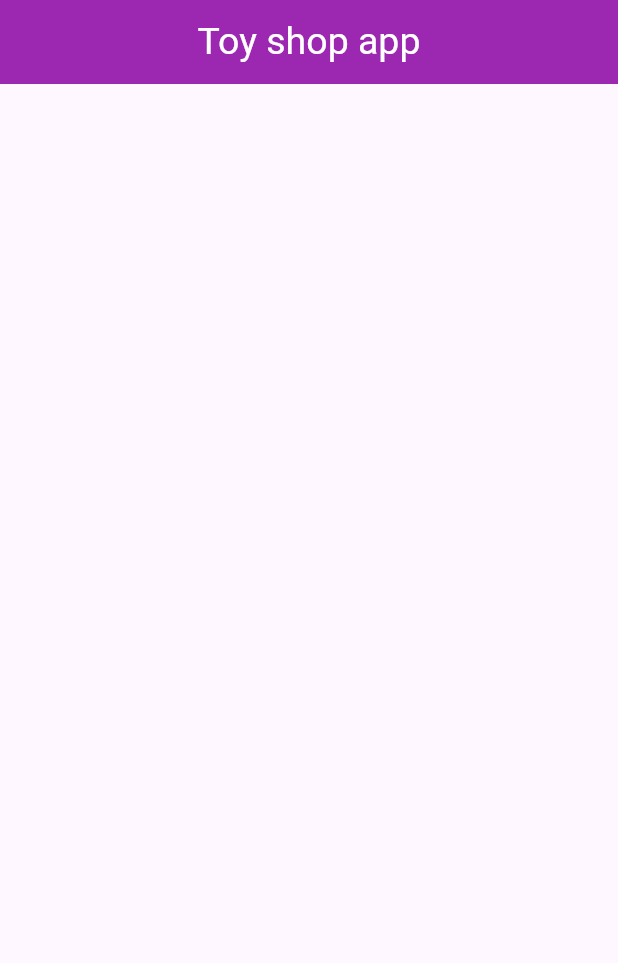
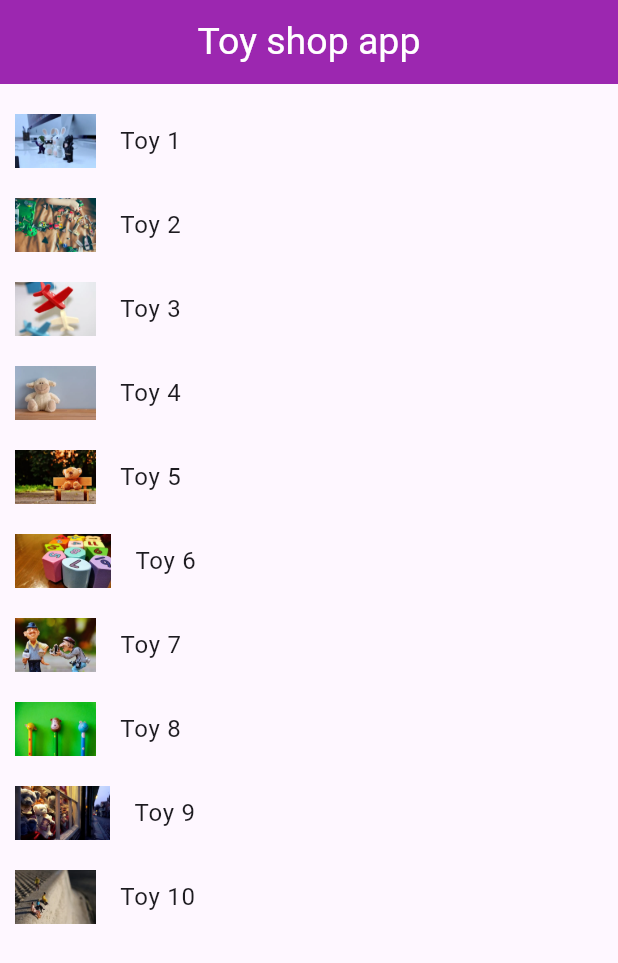
Before and after one commit to Majok-Bol/toy_shop_app, a Flutter app: the screen it shows after launch, on a phone screen of 412 x 824 dp. Shown: the top 963 px of the screen. Run offline on Flutter 3.47's test engine with Material 3 defaults, Android fonts, the phone set to English and light mode, and no system bars.

Commit message:
added images with index kept on each iteration

```diff
--- a/lib/main.dart
+++ b/lib/main.dart
@@ -4,15 +4,17 @@ void main(){
 }
 class MyApp extends StatelessWidget{
   final List<String>images=[
-    "assets/images/toy7.jpeg"
-        "assets/images/toy9.jpeg",
         "assets/images/toy1.webp",
+    "assets/images/toy2.jpeg",
+    "assets/images/toy3.webp",
         "assets/images/toy4.webp",
-        "assets/images/toy5.webp"
+        "assets/images/toy5.jpeg",
         "assets/images/toy6.webp",
+    "assets/images/toy7.jpg",
         "assets/images/toy8.webp",
+    "assets/images/toy9.jpeg",
         "assets/images/toy10.webp",
-        "images/a_dot_ham.jpeg",
+
   ];
   @override
   Widget build(BuildContext context){
@@ -20,6 +22,23 @@ class MyApp extends StatelessWidget{
       debugShowCheckedModeBanner: false,
       home: Scaffold(
         appBar: AppBar(title:  Text('Toy shop app',style: TextStyle(color: Colors.white,fontSize: 25),),centerTitle: true,backgroundColor: Colors.purple,),
+        body: ListView.builder(
+          itemCount: images.length,
+            prototypeItem: ListTile(
+              leading: Icon(Icons.toys),
+              title:Text('Sample toy'),
+
+            ),
+            itemBuilder:(context,index){
+            return ListTile(
+              contentPadding: EdgeInsets.all(10),
+              leading: Image.asset(images[index]),
+              title: Text('Toy ${index+1}'),
+
+            );
+
+
+        }),
 
       ),
     );
```
Also changed, not shown: pubspec.yaml (+7 -7 lines).
